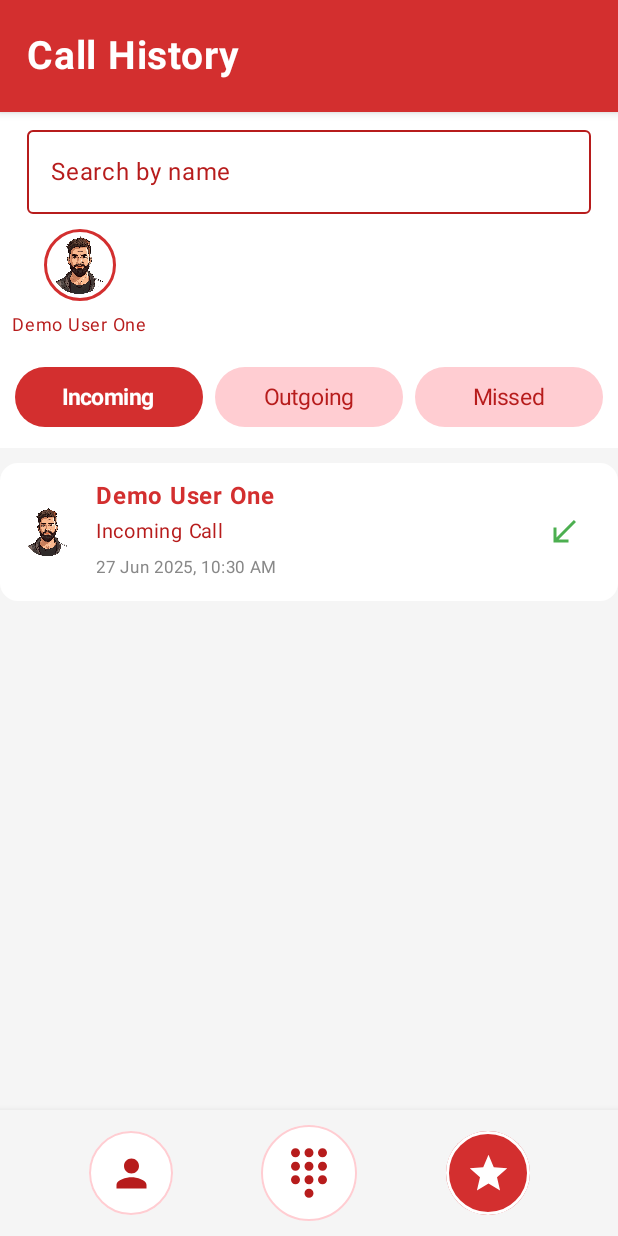
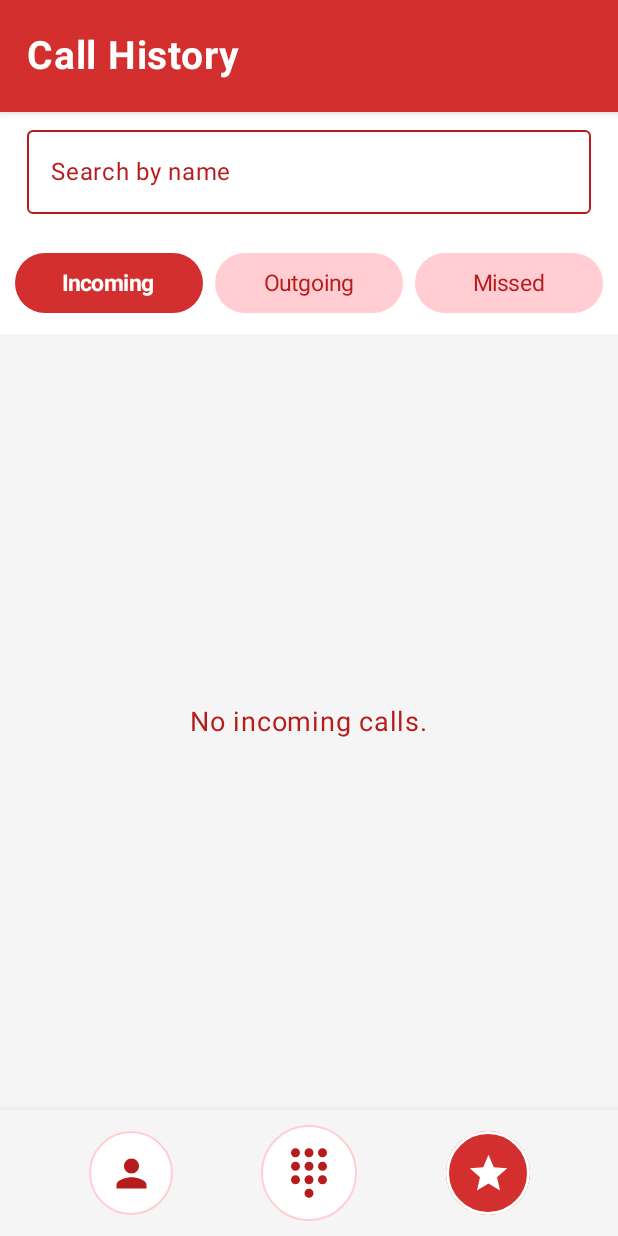
Before and after one commit to shojbahmed330/Talk, an Android app built with Jetpack Compose: the CallHistoryScreen screen opened through its navigation route, on a phone screen of 412 x 824 dp. Run offline under Robolectric (Android 15) with nearby library versions, the phone set to English and light mode, and no system bars; our stand-ins replace Firebase (no records; nobody signed in at launch, a user with empty details on screens opened directly); libraries missing offline, so code that uses them is left out: com.google.api.gax, com.google.auth.oauth2, com.google.cloud.speech, com.google.cloud.texttospeech, com.google.cloud.translate and 2 more; 8 statements that could not run were skipped.

Commit message:
Refactor: Remove demo data and improve initial load behavior
Removed hardcoded demo call logs and contacts from MainActivity and FavouritesScreen.
The application will now display an empty state or a loading indicator instead of demo data when real data is unavailable or permissions are denied.

- Modified MainActivity.kt to remove demoUsers and demoCallLogsState.
- Call logs now default to an empty list if permissions are denied or no real logs exist.
- Modified FavouritesScreen.kt to remove demoContacts.
- The list of contacts available to add to favourites defaults to an empty list if permissions are denied or no real contacts exist.
- Added an empty state message to CallHistoryScreen.kt for better UX when no call logs are present.
- Ensured FavouritesScreen.kt correctly handles empty states for its contact list and favourites list.

```diff
--- a/app/src/main/java/com/example/realtimecalltranslation/MainActivity.kt
+++ b/app/src/main/java/com/example/realtimecalltranslation/MainActivity.kt
@@ -245,39 +245,6 @@ class MainActivity : ComponentActivity() {
 
                 // Duplicate permission handling block removed. The correct one is earlier in the code.
 
-                val demoUsers = listOf(
-                    User("demouser1", "Demo User One", "01234567890", null),
-                    User("demouser2", "Demo User Two", "01234567891", null),
-                    User("demouser3", "Demo User Three", "01234567892", null)
-                )
-
-                val demoCallLogsState = remember {
-                    mutableStateListOf<CallLog>().apply {
-                        val now = System.currentTimeMillis()
-                        val callTypes = listOf(CallType.INCOMING, CallType.OUTGOING, CallType.MISSED)
-                        val durations = listOf(120L, 30L, 0L, 240L, 90L)
-                        addAll(demoUsers.mapIndexed { index, user ->
-                            val callType = callTypes[index % callTypes.size]
-                            val isMissed = callType == CallType.MISSED
-                            val duration = if (isMissed) 0L else durations[index % durations.size]
-                            val callTimestamp = now - (index * 5 * 60 * 1000L) - (index * 15 * 1000L)
-                            CallLog(
-                                user = user,
-                                message = when (callType) {
-                                    CallType.INCOMING -> "Incoming Call"
-                                    CallType.OUTGOING -> "Outgoing Call"
-                                    CallType.MISSED -> "Missed Call"
-                                },
-                                callType = callType,
-                                isMissed = isMissed,
-                                formattedDateTime = android.text.format.DateFormat.format("dd MMM yyyy, h:mm a", callTimestamp).toString(),
-                                timestamp = callTimestamp,
-                                duration = duration
-                            )
-                        })
-                    }
-                }
-
                 // triggerRefresh function and callLogRefreshTrigger state are kept for ContentObserver
                 var callLogRefreshTrigger by remember { mutableIntStateOf(0) }
                 fun triggerRefresh() {
@@ -333,22 +300,23 @@ class MainActivity : ComponentActivity() {
                         callLogsFromSource = logs
                         Log.d("MainActivity", "Call logs fetched. Count: ${logs.size}")
                     } else {
-                        callLogsFromSource = demoCallLogsState // Fallback to demo logs if permissions are not sufficient
-                        Log.d("MainActivity", "Not enough permissions or permission denied, using demo logs. PermissionsGranted: $permissionsGranted, HasReadCallLog: $hasReadCallLogPerm")
+                        callLogsFromSource = emptyList() // Fallback to empty list if permissions are not sufficient
+                        Log.d("MainActivity", "Not enough permissions or permission denied, using empty logs. PermissionsGranted: $permissionsGranted, HasReadCallLog: $hasReadCallLogPerm")
                     }
                 }
 
                 var userToLog by remember { mutableStateOf<User?>(null) }
                 var profileScreenImageDisplayData by remember { mutableStateOf<Any?>(null) }
 
-                val callLogsToDisplay by remember(callLogsFromSource, demoCallLogsState) {
+                val callLogsToDisplay by remember(callLogsFromSource) {
                     derivedStateOf {
-                        if (callLogsFromSource.isNotEmpty()) callLogsFromSource else demoCallLogsState
+                        callLogsFromSource
                     }
                 }
-                val usersToDisplay by remember(callLogsFromSource, demoUsers) {
+                val usersToDisplay by remember(callLogsFromSource) {
                     derivedStateOf {
-                        if (callLogsFromSource.isNotEmpty()) callLogsFromSource.map { it.user }.distinctBy { it.id } else demoUsers
+                        // If callLogsFromSource is empty, this will correctly produce an empty list of users.
+                        callLogsFromSource.map { it.user }.distinctBy { it.id }
                     }
                 }
 
--- a/app/src/main/java/com/example/realtimecalltranslation/ui/theme/CallHistoryScreen.kt
+++ b/app/src/main/java/com/example/realtimecalltranslation/ui/theme/CallHistoryScreen.kt
@@ -181,6 +181,20 @@ fun CallHistoryScreen(
                 .fillMaxWidth(),
             color = cardBg
         ) {
+            if (filteredLogs.isEmpty()) {
+                Box(
+                    modifier = Modifier
+                        .fillMaxSize()
+                        .padding(16.dp),
+                    contentAlignment = Alignment.Center
+                ) {
+                    Text(
+                        text = if (search.isBlank()) "No ${activeTab.name.lowercase()} calls." else "No results found for \"$search\".",
+                        fontSize = 18.sp,
+                        color = accentRed
+                    )
+                }
+            } else {
                 LazyColumn(
                     modifier = Modifier
                         .fillMaxSize()
@@ -196,6 +210,7 @@ fun CallHistoryScreen(
                             lightRed = lightRed,
                             cardBg = mainWhite
                         )
+                    }
                 }
             }
         }
--- a/app/src/main/java/com/example/realtimecalltranslation/ui/theme/FavouritesScreen.kt
+++ b/app/src/main/java/com/example/realtimecalltranslation/ui/theme/FavouritesScreen.kt
@@ -111,12 +111,6 @@ fun loadRealContacts(context: Context): List<FavouriteContact> {
     return list
 }
 
-private val demoContacts = listOf(
-    FavouriteContact("1", "Demo Baba", "01711XXXXXX"),
-    FavouriteContact("2", "Demo Ma", "01811XXXXXX"),
-    FavouriteContact("3", "Demo Friend", "01911XXXXXX")
-)
-
 @Composable
 fun FavouritesScreen(
     onBack: () -> Unit = {},
@@ -140,7 +134,7 @@ fun FavouritesScreen(
         ) {
             loadRealContacts(context)
         } else {
-            demoContacts // Fallback to demo contacts if permission not granted
+            emptyList() // Fallback to empty list if permission not granted
         }
     }
 
```
Lines whose indentation alone changed are shown as unchanged.
